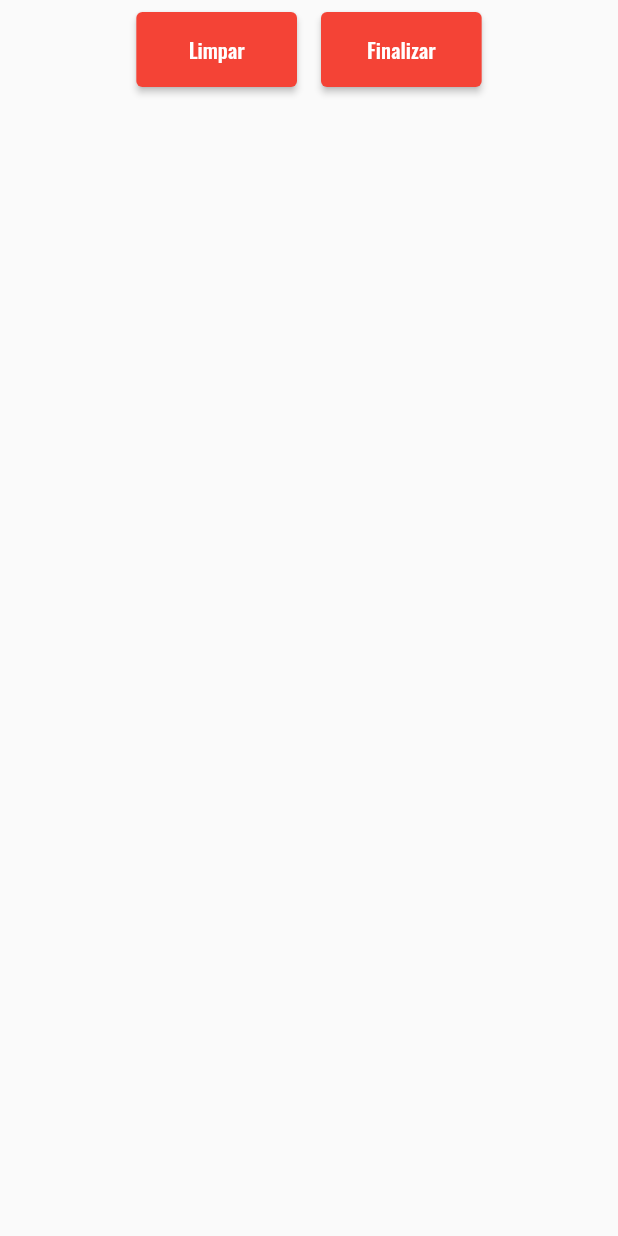
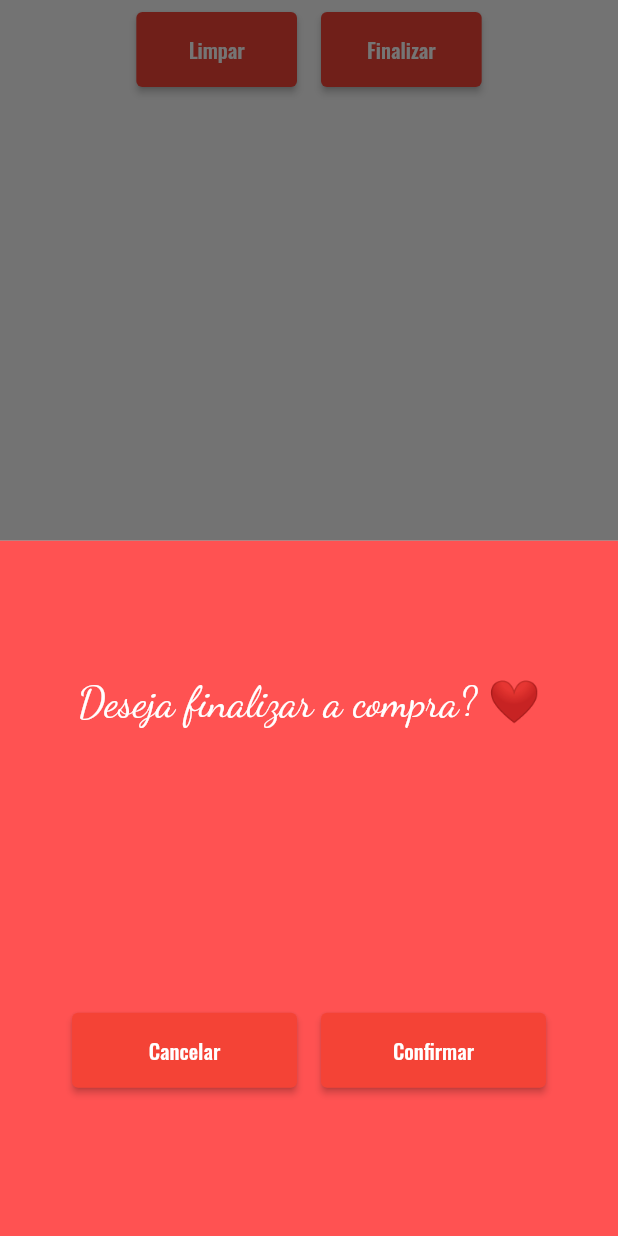
Before and after one commit to Tavaropolis/foodsnack_flutter, a Flutter app: the BotoesCarrinho widget shown alone on an empty page, opened directly, after a tap on "Finalizar", on a phone screen of 412 x 824 dp. Run offline on Flutter 3.47's test engine with Material 2 defaults, Android fonts, the phone set to English and light mode, and no system bars; missing offline and left inert: mysql_client.

Commit message:
Finalição de compra adionada

```diff
--- a/lib/components/carrinho/botoes_carrinho.dart
+++ b/lib/components/carrinho/botoes_carrinho.dart
@@ -1,5 +1,8 @@
 import 'package:flutter/material.dart';
-import 'package:projeto_integrado/components/carrinho/modal_limpa_carrinho.dart';
+
+//Componentes
+import 'modal_finalizar_carrinho.dart';
+import 'modal_limpa_carrinho.dart';
 
 class BotoesCarrinho extends StatelessWidget {
   const BotoesCarrinho({
@@ -32,7 +35,13 @@ class BotoesCarrinho extends StatelessWidget {
           height: 50,
           child: ElevatedButton(
             child: const Text("Finalizar"),
-            onPressed: () {},
+            onPressed: () {
+              showModalBottomSheet<void>(
+                    context: context,
+                    builder: (BuildContext context) {
+                      return const ModalFinalizarCarrinho();
+                    });
+            },
           ),
         ),
       )
--- /dev/null
+++ b/lib/components/carrinho/modal_finalizar_carrinho.dart
@@ -0,0 +1,55 @@
+import 'package:flutter/material.dart';
+
+//Classes
+import '../../classes/carrinho.dart';
+
+class ModalFinalizarCarrinho extends StatelessWidget {
+  const ModalFinalizarCarrinho({super.key});
+
+  @override
+  Widget build(BuildContext context) {
+    return Center(
+      child: Container(
+        width: double.infinity,
+        height: double.infinity,
+        decoration: const BoxDecoration(
+          color: Colors.redAccent,
+        ),
+        child: Column(
+          mainAxisAlignment: MainAxisAlignment.spaceAround,
+          children: [
+            Center(child: Text("Deseja finalizar a compra? ❤", style: TextStyle(color: Colors.white, fontFamily: "DancingScript", fontSize: 28 * MediaQuery.of(context).textScaleFactor))),
+            Row(
+              mainAxisAlignment: MainAxisAlignment.center,
+              children: [
+                Padding(
+                  padding: const EdgeInsets.all(8.0),
+                  child: SizedBox(
+                    width: 150,
+                    height: 50,
+                    child: ElevatedButton(onPressed: () {
+                      Navigator.pop(context);
+                    }, child: const Text("Cancelar")),
+                  ),
+                ),
+                Padding(
+                  padding: const EdgeInsets.all(8.0),
+                  child: SizedBox(
+                    width: 150,
+                    height: 50,
+                    child: ElevatedButton(onPressed: () {
+                      carrinho.limparCarrinho();
+                      Navigator.pop(context);
+                      ScaffoldMessenger.of(context).showSnackBar(
+            const SnackBar(content: Text("Compra finalizada com sucesso 😁")));
+                    }, child: const Text("Confirmar")),
+                  ),
+                ),
+              ],
+            )
+          ],
+        ),
+      ),
+    );;
+  }
+}
```
